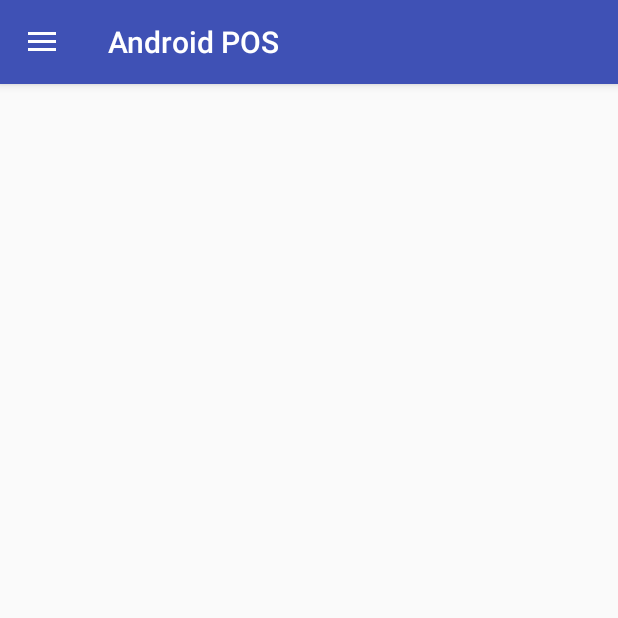
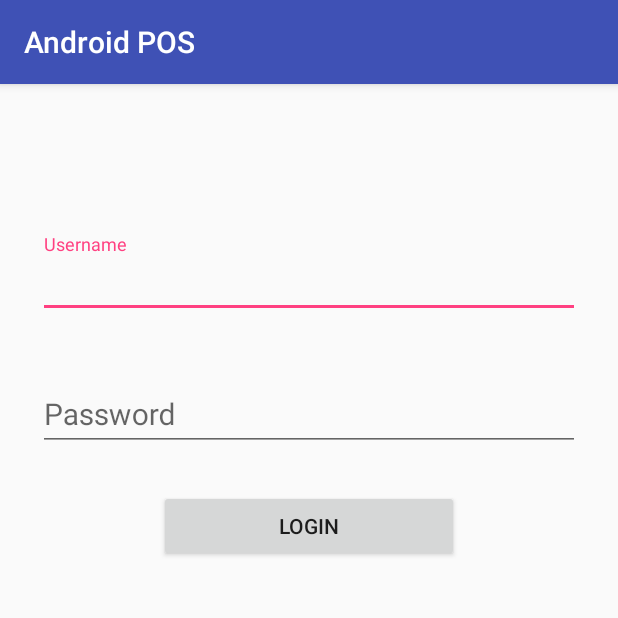
Before and after one commit to vamshedhar/AndroidPOS, an Android app: the screen it shows after launch (MainActivity before the commit, LoginActivity after it), on a phone screen of 412 x 824 dp, the top half of it. Run offline under Robolectric (Android 15) with nearby library versions, the phone set to English and light mode, and no system bars; our stand-ins replace Firebase (no records; nobody signed in at launch, a user with empty details on screens opened directly).

Commit message:
feat(): firebase login implemented

```diff
--- a/app/src/main/AndroidManifest.xml
+++ b/app/src/main/AndroidManifest.xml
@@ -9,13 +9,16 @@
         android:roundIcon="@mipmap/ic_launcher_round"
         android:supportsRtl="true"
         android:theme="@style/AppTheme">
-        <activity android:name=".MainActivity">
+
+        <activity android:name=".LoginActivity">
             <intent-filter>
                 <action android:name="android.intent.action.MAIN" />
 
                 <category android:name="android.intent.category.LAUNCHER" />
             </intent-filter>
         </activity>
+
+        <activity android:name=".MainActivity"></activity>
     </application>
 
 </manifest>
--- /dev/null
+++ b/app/src/main/java/com/example/vamshedhar/androidpos/LoginActivity.java
@@ -0,0 +1,130 @@
+package com.example.vamshedhar.androidpos;
+
+import android.content.Context;
+import android.content.Intent;
+import android.net.ConnectivityManager;
+import android.net.NetworkInfo;
+import android.support.annotation.NonNull;
+import android.support.v7.app.AppCompatActivity;
+import android.os.Bundle;
+import android.text.TextUtils;
+import android.util.Log;
+import android.view.View;
+import android.widget.Button;
+import android.widget.EditText;
+import android.widget.ProgressBar;
+import android.widget.Toast;
+
+import com.google.android.gms.tasks.OnCompleteListener;
+import com.google.android.gms.tasks.Task;
+import com.google.firebase.auth.AuthResult;
+import com.google.firebase.auth.FirebaseAuth;
+import com.google.firebase.auth.FirebaseUser;
+
+public class LoginActivity extends AppCompatActivity {
+
+    private EditText usernameET, passwordET;
+    private Button loginBtn;
+    private ProgressBar loginLoader;
+
+    private FirebaseAuth mAuth;
+
+    public boolean isConnectedOnline(){
+
+        ConnectivityManager cm = (ConnectivityManager) getSystemService(Context.CONNECTIVITY_SERVICE);
+        NetworkInfo info = cm.getActiveNetworkInfo();
+
+        if(info != null && info.isConnected()){
+            return true;
+        }
+
+        Toast.makeText(this, "No Internet Connection!", Toast.LENGTH_SHORT).show();
+        return false;
+    }
+
+    public final static boolean isValidEmail(CharSequence target) {
+        if (TextUtils.isEmpty(target)) {
+            return false;
+        } else {
+            return android.util.Patterns.EMAIL_ADDRESS.matcher(target).matches();
+        }
+    }
+
+    public boolean isValidData(){
+        if (usernameET.getText().toString().trim().isEmpty()){
+            Toast.makeText(this, "Please enter valid username!", Toast.LENGTH_SHORT).show();
+            return false;
+        }
+
+        if (passwordET.getText().toString().trim().isEmpty()){
+            Toast.makeText(this, "Please enter valid password!", Toast.LENGTH_SHORT).show();
+            return false;
+        }
+
+        return true;
+    }
+
+    private void goToHome(){
+        Intent intent = new Intent(this, MainActivity.class);
+        intent.addFlags(Intent.FLAG_ACTIVITY_CLEAR_TASK);
+        intent.addFlags(Intent.FLAG_ACTIVITY_NEW_TASK);
+        startActivity(intent);
+        overridePendingTransition(0, 0);
+    }
+
+    @Override
+    protected void onCreate(Bundle savedInstanceState) {
+        super.onCreate(savedInstanceState);
+        setContentView(R.layout.activity_login);
+
+        usernameET = findViewById(R.id.username);
+        passwordET = findViewById(R.id.password);
+
+        loginBtn = findViewById(R.id.loginBtn);
+
+        loginLoader = findViewById(R.id.loginSpinner);
+
+        mAuth = FirebaseAuth.getInstance();
+
+        mAuth.signOut();
+
+        FirebaseUser currentUser = mAuth.getCurrentUser();
+
+        if (currentUser != null){
+            goToHome();
+        }
+
+        loginBtn.setOnClickListener(new View.OnClickListener() {
+            @Override
+            public void onClick(View view) {
+                if (isConnectedOnline() && isValidData()){
+                    loginBtn.setVisibility(View.INVISIBLE);
+                    loginLoader.setVisibility(View.VISIBLE);
+                    String username = usernameET.getText().toString().trim();
+                    String password = passwordET.getText().toString().trim();
+
+                    String email = username + "@androidpos.com";
+                    signInWithUsernamePassword(email, password);
+                }
+            }
+        });
+
+    }
+
+    private void signInWithUsernamePassword(String email, String password){
+        mAuth.signInWithEmailAndPassword(email, password)
+                .addOnCompleteListener(this, new OnCompleteListener<AuthResult>() {
+                    @Override
+                    public void onComplete(@NonNull Task<AuthResult> task) {
+                        if (task.isSuccessful()) {
+                            goToHome();
+                        } else {
+                            loginBtn.setVisibility(View.VISIBLE);
+                            loginLoader.setVisibility(View.INVISIBLE);
+                            Toast.makeText(LoginActivity.this, "Authentication failed.", Toast.LENGTH_SHORT).show();
+                        }
+                    }
+                });
+
+    }
+}
--- a/app/src/main/java/com/example/vamshedhar/androidpos/MainActivity.java
+++ b/app/src/main/java/com/example/vamshedhar/androidpos/MainActivity.java
@@ -14,6 +14,8 @@ import android.support.v7.widget.Toolbar;
 import android.view.View;
 
 public class MainActivity extends AppCompatActivity {
+
+    public static final String TAG = "AndroidPOS";
 
     private DrawerLayout mDrawerLayout;
     private ActionBarDrawerToggle mDrawerToggle;
--- /dev/null
+++ b/app/src/main/res/layout/activity_login.xml
@@ -0,0 +1,65 @@
+<?xml version="1.0" encoding="utf-8"?>
+<RelativeLayout xmlns:android="http://schemas.android.com/apk/res/android"
+    xmlns:app="http://schemas.android.com/apk/res-auto"
+    xmlns:tools="http://schemas.android.com/tools"
+    android:layout_width="match_parent"
+    android:layout_height="match_parent"
+    tools:context="com.example.vamshedhar.androidpos.LoginActivity">
+
+
+    <android.support.design.widget.TextInputLayout
+        android:layout_width="match_parent"
+        android:layout_height="wrap_content"
+        android:layout_alignParentLeft="true"
+        android:layout_alignParentStart="true"
+        android:layout_alignParentTop="true"
+        android:layout_marginLeft="25dp"
+        android:layout_marginRight="25dp"
+        android:layout_marginTop="100dp"
+        android:id="@+id/textInputLayout"
+        android:textSize="20sp">
+
+        <android.support.design.widget.TextInputEditText
+            android:id="@+id/username"
+            android:layout_width="match_parent"
+            android:layout_height="wrap_content"
+            android:hint="@string/username" />
+    </android.support.design.widget.TextInputLayout>
+
+    <android.support.design.widget.TextInputLayout
+        android:layout_width="match_parent"
+        android:layout_height="wrap_content"
+        android:layout_below="@+id/textInputLayout"
+        android:layout_centerHorizontal="true"
+        android:layout_marginLeft="25dp"
+        android:layout_marginRight="25dp"
+        android:layout_marginTop="30dp"
+        android:id="@+id/textInputLayout2">
+
+        <android.support.design.widget.TextInputEditText
+            android:id="@+id/password"
+            android:layout_width="match_parent"
+            android:layout_height="wrap_content"
+            android:hint="@string/Password"
+            android:inputType="textPassword"
+            android:textSize="20sp" />
+    </android.support.design.widget.TextInputLayout>
+
+    <Button
+        android:id="@+id/loginBtn"
+        android:layout_width="200dp"
+        android:layout_height="wrap_content"
+        android:layout_below="@+id/textInputLayout2"
+        android:layout_centerHorizontal="true"
+        android:layout_marginTop="26dp"
+        android:text="@string/login" />
+
+    <ProgressBar
+        android:id="@+id/loginSpinner"
+        style="?android:attr/progressBarStyle"
+        android:layout_width="wrap_content"
+        android:layout_height="wrap_content"
+        android:layout_alignTop="@+id/loginBtn"
+        android:layout_centerHorizontal="true"
+        android:visibility="invisible" />
+</RelativeLayout>
--- a/app/src/main/res/values/strings.xml
+++ b/app/src/main/res/values/strings.xml
@@ -6,4 +6,7 @@
     <string name="customers">Customers</string>
     <string name="drawer_open">Open navigation drawer</string>
     <string name="drawer_close">Close navigation drawer</string>
+    <string name="username">Username</string>
+    <string name="Password">Password</string>
+    <string name="login">Login</string>
 </resources>
```
